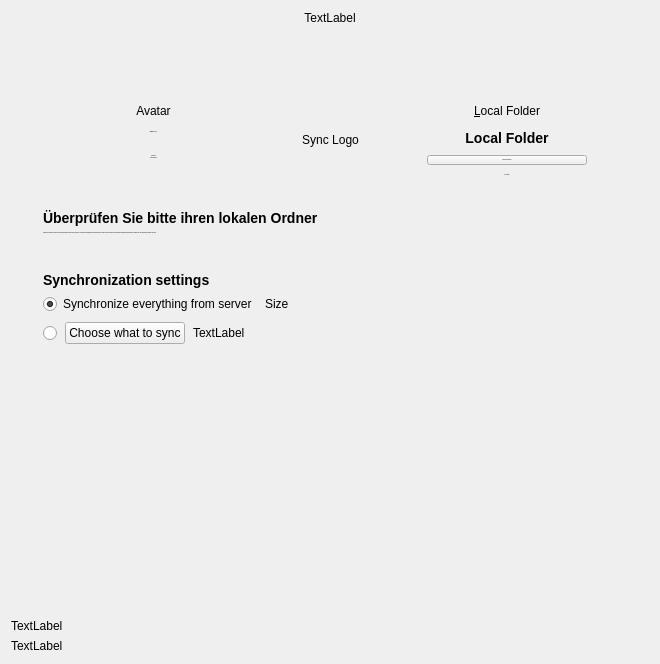
Old version of the form src/gui/wizard/owncloudadvancedsetuppage.ui in the repository nextmcloud/desktop.
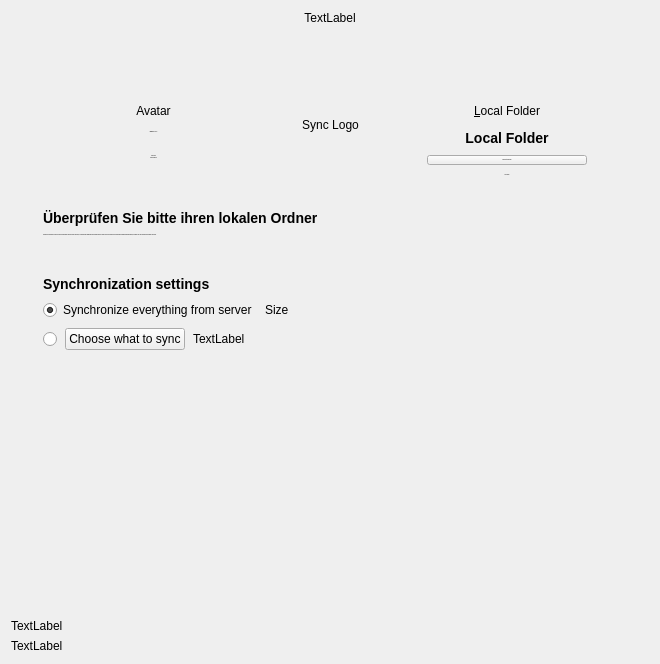
New version of the form.

```diff
--- a/src/gui/wizard/owncloudadvancedsetuppage.ui
+++ b/src/gui/wizard/owncloudadvancedsetuppage.ui
@@ -286,7 +286,7 @@
            <property name="sizeHint" stdset="0">
             <size>
              <width>20</width>
-             <height>20</height>
+             <height>50</height>
             </size>
            </property>
           </spacer>
@@ -549,6 +549,9 @@
      </item>
      <item>
       <layout class="QVBoxLayout" name="verticalLayout_3">
+       <property name="spacing">
+        <number>8</number>
+       </property>
        <item>
         <layout class="QHBoxLayout" name="lVirtualFileSync_2">
          <item>
@@ -618,6 +621,9 @@
        </item>
        <item>
         <layout class="QHBoxLayout" name="synchronizationSettings">
+         <property name="spacing">
+          <number>0</number>
+         </property>
          <item>
           <widget class="QLabel" name="synchronizationSettingsLabel">
            <property name="font">
```
